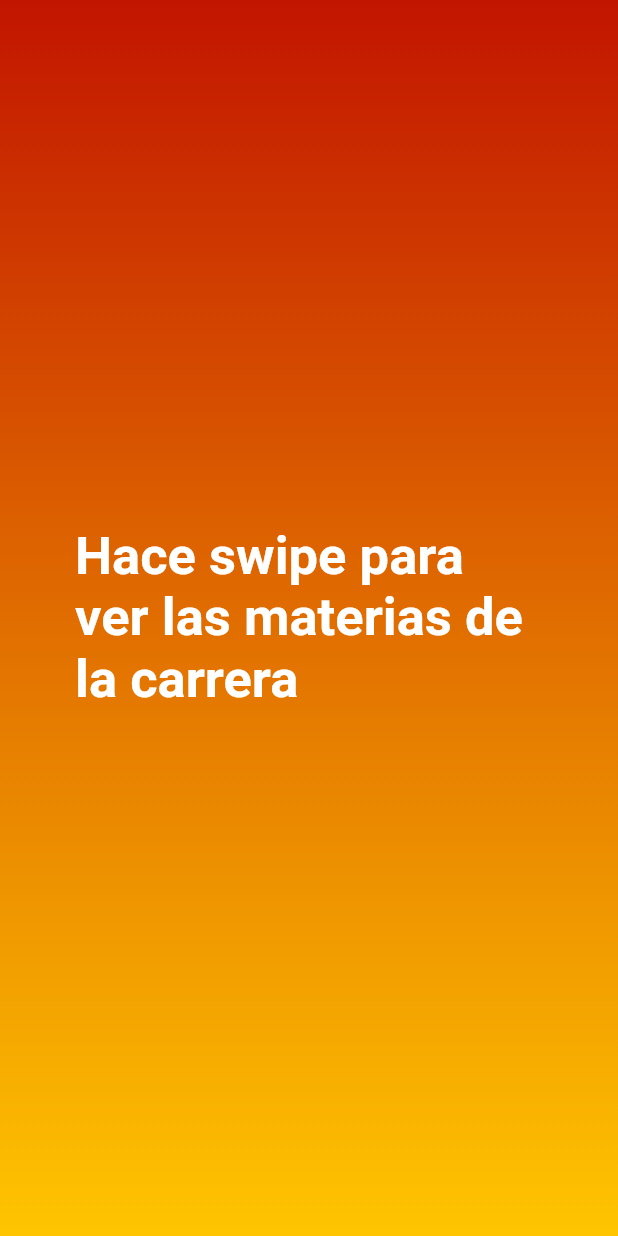
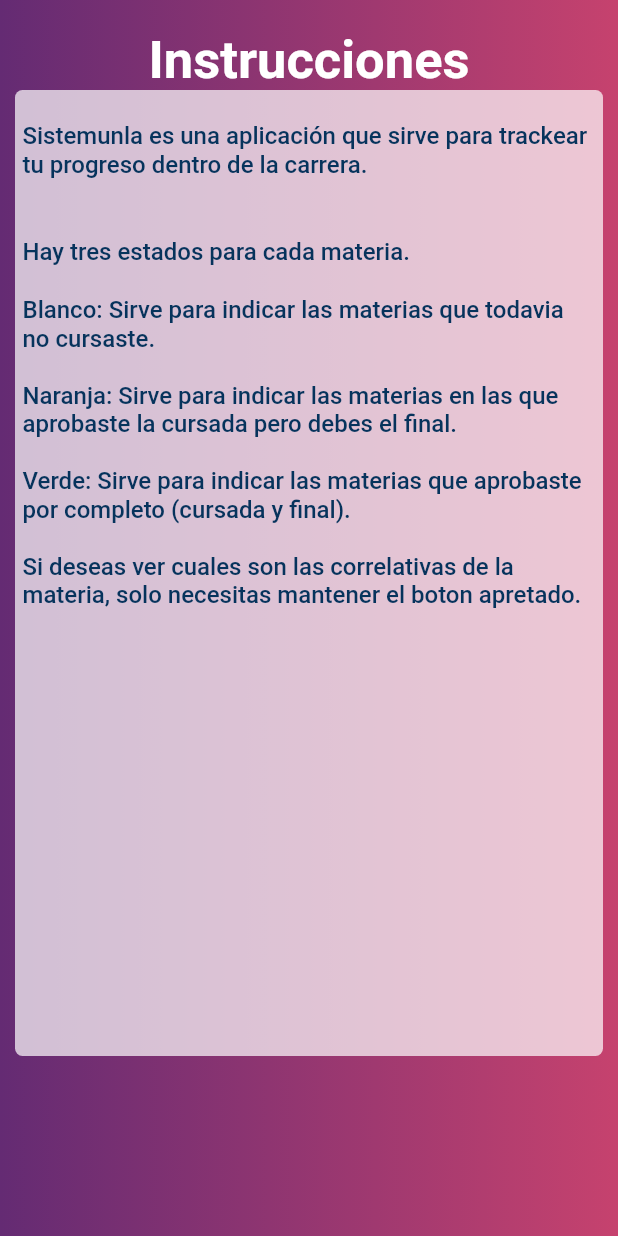
Before and after one commit to IgnacioCazcarra/Sistemunla, a Flutter app: the screen it shows after launch, on a phone screen of 412 x 824 dp. Run offline on Flutter 3.47's test engine with Material 2 defaults, Android fonts, the phone set to English and light mode, and no system bars; our stand-ins replace percent_indicator, shared_preferences; missing offline and left inert: generic_bloc_provider; Roboto replaces fonts that are missing (Raleway).

Commit message:
Fixed overflow, added instructions, changed gradient, page's direction.

```diff
--- a/lib/subject/ui/screens/home_page.dart
+++ b/lib/subject/ui/screens/home_page.dart
@@ -3,18 +3,16 @@ import 'package:sistemunla/widgets/gradient.dart';
 
 class HomePage extends StatelessWidget {
 
-  final String title;
 
-  HomePage({Key key, this.title});
   @override
   Widget build(BuildContext context) {
     // TODO: implement build
 
-    final menuInfo = Container(
-      alignment: Alignment.center,
-      margin: EdgeInsets.all(50),
+    final title = Container(
+      margin: EdgeInsets.only(top: 20),
+      alignment: Alignment.topCenter,
       child: Text(
-        this.title,
+        "Instrucciones",
         style: TextStyle(
           fontSize: 35.0,
           fontWeight: FontWeight.bold,
@@ -25,10 +23,72 @@ class HomePage extends StatelessWidget {
       ),
     );
 
+    final introduction = Container(
+      margin: EdgeInsets.only(top: 20, left: 15, right: 15),
+      alignment: Alignment.topLeft,
+      child: Text(
+        "Sistemunla es una aplicación que sirve para trackear tu progreso dentro de la carrera.\n",
+        style: TextStyle(
+          fontSize: 16.0,
+          fontWeight: FontWeight.w500,
+          color: Color(0xFF06335c),
+          fontFamily: "Raleway",
+          decoration: TextDecoration.none,
+        ),
+      ),
+    );
+
+    final explanation = Container(
+      margin: EdgeInsets.only(top: 20, left: 15, right: 15),
+      alignment: Alignment.topLeft,
+      child: Text(
+        "Hay tres estados para cada materia.",
+        style: TextStyle(
+          fontSize: 16.0,
+          fontWeight: FontWeight.w500,
+          color: Color(0xFF06335c),
+          fontFamily: "Raleway",
+          decoration: TextDecoration.none,
+        ),
+      ),
+    );
+
+    final buttonExp = Container(
+      margin: EdgeInsets.only(top: 20, left: 15, right: 15),
+      alignment: Alignment.topCenter,
+      child: Text(
+        "Blanco: Sirve para indicar las materias que todavia no cursaste.\n\nNaranja: Sirve para indicar las materias en las que aprobaste la cursada pero debes el final.\n\nVerde: Sirve para indicar las materias que aprobaste por completo (cursada y final).\n\nSi deseas ver cuales son las correlativas de la materia, solo necesitas mantener el boton apretado.",
+        style: TextStyle(
+          fontSize: 16.0,
+          fontWeight: FontWeight.w500,
+          color: Color(0xFF06335c),
+          fontFamily: "Raleway",
+          decoration: TextDecoration.none,
+        ),
+      ),
+    );
+
     return Stack(
       children: <Widget>[
         GradientBack(inverted: false),
-        menuInfo,
+        Container(
+          margin: EdgeInsets.only(top: 60,bottom: 15,left: 10, right: 10),
+          width: MediaQuery.of(context).size.width-10,
+          height: 644,
+          decoration: BoxDecoration(
+            color: Colors.white70,
+            shape: BoxShape.rectangle,
+            borderRadius: BorderRadius.circular(5.0),
+          ),
+        ),
+        Column(
+          children: <Widget>[
+            title,
+            introduction,
+            explanation,
+            buttonExp,
+          ],
+        )
       ],
     );
   }
--- a/lib/subject/ui/screens/page_swipe.dart
+++ b/lib/subject/ui/screens/page_swipe.dart
@@ -70,12 +70,12 @@ class PageSwipe extends StatelessWidget{
 
     // TODO: implement build
     return PageView(
-      scrollDirection: Axis.vertical,
+      scrollDirection: Axis.horizontal,
       controller: PageController(
       initialPage: 0
       ),
       children: <Widget>[
-        HomePage(title: "Hace swipe para ver las materias de la carrera"),
+        HomePage(),
         YearPage(title: "1er año",invertedGrad: true, subjects: primerAnio,subjectsNum: 7),
         YearPage(title: "2ndo año",invertedGrad: false, subjects: segundoAnio ,subjectsNum: 8),
         YearPage(title: "3er año",invertedGrad: true, subjects: tercerAnio ,subjectsNum: 8),
--- a/lib/subject/ui/widgets/RB_subject.dart
+++ b/lib/subject/ui/widgets/RB_subject.dart
@@ -1,4 +1,5 @@
 import 'package:flutter/material.dart';
+import 'package:shared_preferences/shared_preferences.dart';
 
 class RBSubject extends StatefulWidget{
 
@@ -18,6 +19,20 @@ class RBSubject extends StatefulWidget{
 
 class _RBSubject extends State<RBSubject>{
 
+  _read() async {
+    final prefs = await SharedPreferences.getInstance();
+    final mostrarCorrelativas1 = prefs.getBool('mostrarCorrelativas') ?? 0;
+    print('read: $mostrarCorrelativas1');
+  }
+
+  _save() async {
+    final prefs = await SharedPreferences.getInstance();
+    if(prefs.getBool('mostrarCorrelativas')){
+      prefs.setBool('mostrarCorrelativas', false);
+    }
+    else prefs.setBool('mostrarCorrelativas', true);
+
+  }
 
   @override
   Widget build(BuildContext context) {
@@ -52,14 +67,14 @@ class _RBSubject extends State<RBSubject>{
           color: Color(0xFF06335c),
           decoration: TextDecoration.none,
           height: 2.5
-      ),
-    )
+        ),
+      )
     );
 
     return Container(
       height: widget.mostrarCorrelativas?50:35,
       width: MediaQuery.of(context).size.width-20,
-      margin: EdgeInsets.only(top: 10,bottom: 8,left: 1,right: 3),
+      margin: EdgeInsets.only(top: 1,bottom: 22,left: 5,right: 5),
       child: RaisedButton(
         child: Stack(
             children: <Widget>[
@@ -119,6 +134,8 @@ class _RBSubject extends State<RBSubject>{
               widget.mostrarCorrelativas = false;
             }
             else widget.mostrarCorrelativas = true;
+
+
           });
         },
       ),
--- a/lib/subject/ui/widgets/year_page.dart
+++ b/lib/subject/ui/widgets/year_page.dart
@@ -23,6 +23,15 @@ class YearPage extends StatelessWidget{
     return contador;
   }
 
+  void checkCorrelativas(){
+    int contador = 0;
+    for(var i = 0; i<this.subjects.length;i++){
+      if(this.subjects[i].mostrarCorrelativas){
+        contador++;
+      }
+    }
+  }
+
   @override
   Widget build(BuildContext context) {
     print(this.countSubjectsAprobadas(this.count));
@@ -46,9 +55,9 @@ class YearPage extends StatelessWidget{
         children: <Widget>[
           GradientBack(inverted: this.invertedGrad),
           Container(
-            margin: EdgeInsets.only(top: 45,bottom: 10,left: 4),
+            margin: EdgeInsets.only(top: 45,bottom: 15,left: 6,right: 6),
             width: MediaQuery.of(context).size.width-10,
-            height: 640,
+            height: 644,
             decoration: BoxDecoration(
               color: Colors.white70,
               shape: BoxShape.rectangle,
@@ -63,11 +72,19 @@ class YearPage extends StatelessWidget{
                     mainAxisAlignment: MainAxisAlignment.center,
                     children: <Widget>[
                       title,
-                      //PercentBar(this.subjectsNum, this.countSubjectsAprobadas(this.count))
                     ],
                   ),
                 ),
-                for(var i = 0; i<this.subjectsNum;i+=1) subjects[i]
+                Expanded(
+                  child: Container(
+                    width: MediaQuery.of(context).size.width-20,
+                    child: ListView(
+                        scrollDirection: Axis.vertical,
+                        children: subjects
+                    ),
+                  )
+                )
+                //for(var i = 0; i<this.subjectsNum;i+=1) subjects[i]
               ],
             ),
           )
--- a/lib/widgets/gradient.dart
+++ b/lib/widgets/gradient.dart
@@ -2,8 +2,8 @@ import 'package:flutter/material.dart';
 
 class GradientBack extends StatelessWidget{
 
-  Color startingColor = Color(0xFFc21500);
-  Color endingColor = Color(0xFFffc500);
+  Color startingColor = Color(0xFF642B73);
+  Color endingColor = Color(0xFFC6426E);
   bool inverted = false;
 
   GradientBack({Key key, this.inverted});
@@ -18,8 +18,8 @@ class GradientBack extends StatelessWidget{
         gradient: LinearGradient(
           colors: [inverted? this.endingColor:this.startingColor,inverted?this.startingColor:this.endingColor],
           tileMode: TileMode.clamp,
-          begin: Alignment.topCenter,
-          end: Alignment.bottomCenter,
+          begin: Alignment.centerLeft,
+          end: Alignment.centerRight,
         )
       ),
     );
--- a/pubspec.yaml
+++ b/pubspec.yaml
@@ -21,10 +21,7 @@ dependencies:
     sdk: flutter
   percent_indicator: ^2.1.1+1
   generic_bloc_provider: ^1.0.9
-
-
-  # The following adds the Cupertino Icons font to your application.
-  # Use with the CupertinoIcons class for iOS style icons.
+  shared_preferences: ^0.5.6+3
   cupertino_icons: ^0.1.2
 
 dev_dependencies:
```
Also changed, not shown: pubspec.lock.
